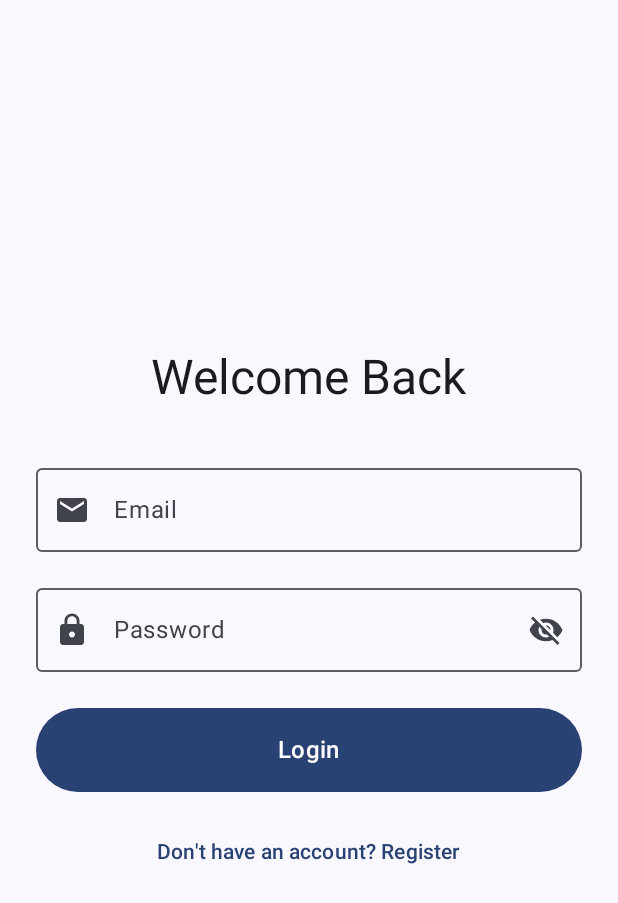
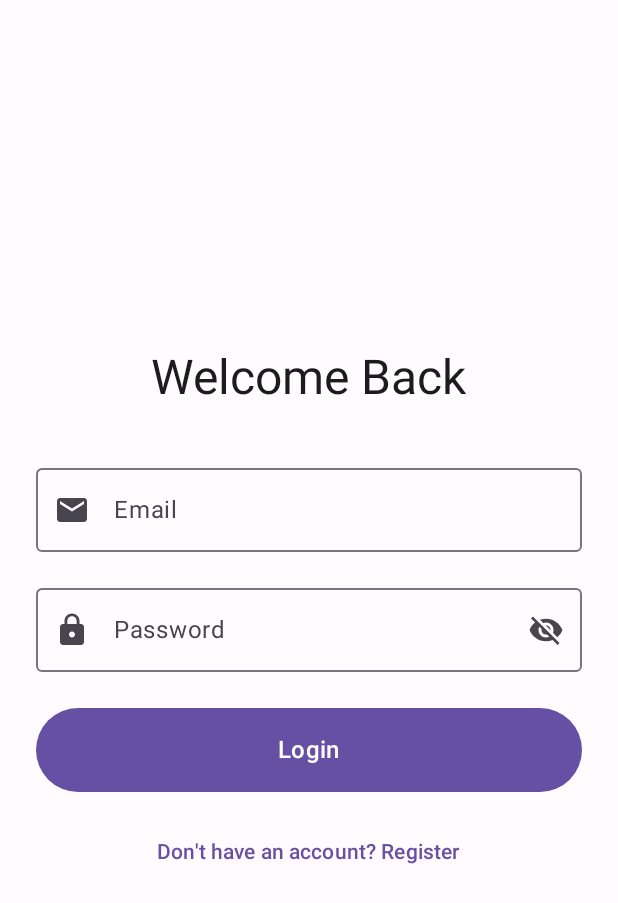
Before and after one commit to Javier-Castilla/PIM-PAMN, an Android app built with Jetpack Compose: the screen it shows after launch (MainActivity), on a phone screen of 412 x 824 dp. Shown: the top 903 px of the screen. Run offline under Robolectric (Android 15) with nearby library versions, the phone set to English and light mode, and no system bars; our stand-ins replace Firebase (no records; nobody signed in at launch, a user with empty details on screens opened directly).

Commit message:
style: changed color style

```diff
--- a/app/src/main/java/software/ulpgc/wherewhen/application/ui/theme/Color.kt
+++ b/app/src/main/java/software/ulpgc/wherewhen/application/ui/theme/Color.kt
@@ -9,3 +9,10 @@ val Pink80 = Color(0xFFEFB8C8)
 val Purple40 = Color(0xFF6650a4)
 val PurpleGrey40 = Color(0xFF625b71)
 val Pink40 = Color(0xFF7D5260)
+
+val DarkBackground = Color(0xFF0D1117)
+val DarkSurface = Color(0xFF161B22)
+val DarkPrimary = Color(0xFF58A6FF)
+val DarkSecondary = Color(0xFF79C0FF)
+val DarkOnBackground = Color(0xFFE6EDF3)
+val DarkOnSurface = Color(0xFFC9D1D9)
--- a/app/src/main/java/software/ulpgc/wherewhen/application/ui/theme/Theme.kt
+++ b/app/src/main/java/software/ulpgc/wherewhen/application/ui/theme/Theme.kt
@@ -8,35 +8,41 @@ import androidx.compose.material3.dynamicDarkColorScheme
 import androidx.compose.material3.dynamicLightColorScheme
 import androidx.compose.material3.lightColorScheme
 import androidx.compose.runtime.Composable
+import androidx.compose.ui.graphics.Color
 import androidx.compose.ui.platform.LocalContext
 
 private val DarkColorScheme = darkColorScheme(
-    primary = Purple80,
-    secondary = PurpleGrey80,
-    tertiary = Pink80
+    primary = DarkPrimary,
+    onPrimary = Color.White,
+    primaryContainer = Color(0xFF1F6FEB),
+    onPrimaryContainer = Color.White,
+    secondary = DarkSecondary,
+    onSecondary = Color.Black,
+    tertiary = Pink80,
+    background = DarkBackground,
+    onBackground = DarkOnBackground,
+    surface = DarkSurface,
+    onSurface = DarkOnSurface,
+    surfaceVariant = Color(0xFF21262D),
+    onSurfaceVariant = Color(0xFF8B949E)
 )
 
 private val LightColorScheme = lightColorScheme(
     primary = Purple40,
+    onPrimary = Color.White,
     secondary = PurpleGrey40,
-    tertiary = Pink40
-
-    /* Other default colors to override
+    onSecondary = Color.White,
+    tertiary = Pink40,
     background = Color(0xFFFFFBFE),
+    onBackground = Color(0xFF1C1B1F),
     surface = Color(0xFFFFFBFE),
-    onPrimary = Color.White,
-    onSecondary = Color.White,
-    onTertiary = Color.White,
-    onBackground = Color(0xFF1C1B1F),
-    onSurface = Color(0xFF1C1B1F),
-    */
+    onSurface = Color(0xFF1C1B1F)
 )
 
 @Composable
 fun WhereWhenTheme(
     darkTheme: Boolean = isSystemInDarkTheme(),
-    // Dynamic color is available on Android 12+
-    dynamicColor: Boolean = true,
+    dynamicColor: Boolean = false,
     content: @Composable () -> Unit
 ) {
     val colorScheme = when {
@@ -44,7 +50,6 @@ fun WhereWhenTheme(
             val context = LocalContext.current
             if (darkTheme) dynamicDarkColorScheme(context) else dynamicLightColorScheme(context)
         }
-
         darkTheme -> DarkColorScheme
         else -> LightColorScheme
     }
```
